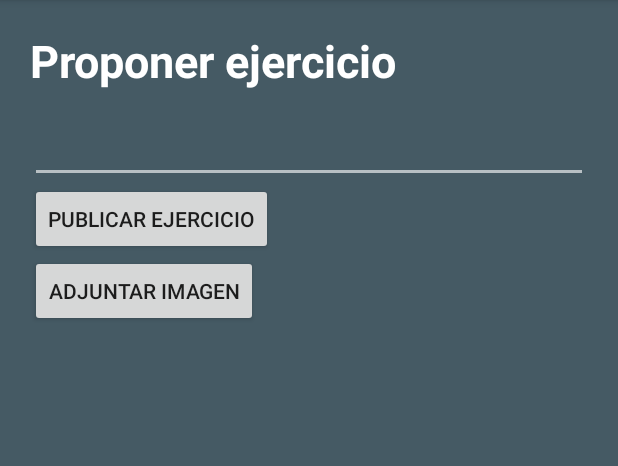
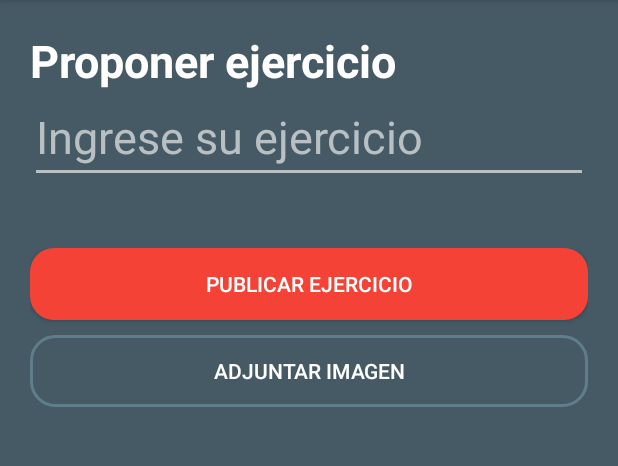
Before and after one commit to aylwin-rt/Yo_se_eso, an Android app: the fragment Proponer_ejercicioFragment shown on its own in the app's theme, on a phone screen of 412 x 824 dp, the part 84-550 px from its top. Run offline under Robolectric (Android 15) with nearby library versions, the phone set to English and light mode, and no system bars.

Commit message:
Se le dio formato al edt_ingrese_su_ejercicio

```diff
--- a/app/src/main/res/layout/fragment_proponer_ejercicio.xml
+++ b/app/src/main/res/layout/fragment_proponer_ejercicio.xml
@@ -8,29 +8,54 @@
     android:padding="20dp"
     tools:context=".fragment.Proponer_ejercicioFragment">
 
+    <LinearLayout
+        android:layout_width="match_parent"
+        android:layout_height="0dp"
+        android:layout_weight="1"
+        android:orientation="vertical">
+
         <TextView
             android:layout_width="wrap_content"
             android:layout_height="wrap_content"
             android:text="@string/Proponer_ejercicio"
             android:textColor="@color/colorWhite"
-        android:textSize="30dp"
+            android:textSize="30sp"
             android:textStyle="bold" />
 
         <EditText
+            android:id="@+id/edt_ingrese_su_ejercicio"
             android:layout_width="match_parent"
             android:layout_height="wrap_content"
             android:backgroundTint="@color/colorHint"
+            android:hint="@string/Ingrese_su_ejercicio"
+            android:inputType="text"
             android:textColor="@color/colorWhite"
-        android:textSize="30dp" />
+            android:textColorHint="@color/colorHint"
+            android:textSize="30sp" />
+
+    </LinearLayout>
+
+    <LinearLayout
+        android:layout_width="match_parent"
+        android:layout_height="0dp"
+        android:layout_weight="4"
+        android:orientation="vertical">
 
         <Button
-        android:layout_width="wrap_content"
+            android:layout_width="match_parent"
             android:layout_height="wrap_content"
-        android:text="@string/Publicar_ejercicio" />
+            android:background="@drawable/button_rounded"
+            android:text="@string/Publicar_ejercicio"
+            android:textColor="@color/colorWhite" />
 
         <Button
-        android:layout_width="wrap_content"
+            android:layout_width="match_parent"
             android:layout_height="wrap_content"
-        android:text="@string/Adjuntar_imagen" />
+            android:layout_marginTop="10dp"
+            android:background="@drawable/button_rounded_sin_fondo"
+            android:text="@string/Adjuntar_imagen"
+            android:textColor="@color/colorWhite" />
 
     </LinearLayout>
+
+</LinearLayout>
--- a/app/src/main/res/values/strings.xml
+++ b/app/src/main/res/values/strings.xml
@@ -37,4 +37,5 @@
     <string name="Inicio">Inicio</string>
     <string name="Publicar_ejercicio">Publicar ejercicio</string>
     <string name="Adjuntar_imagen">Adjuntar imagen</string>
+    <string name="Ingrese_su_ejercicio">Ingrese su ejercicio</string>
 </resources>
```
Lines whose indentation alone changed are shown as unchanged.
